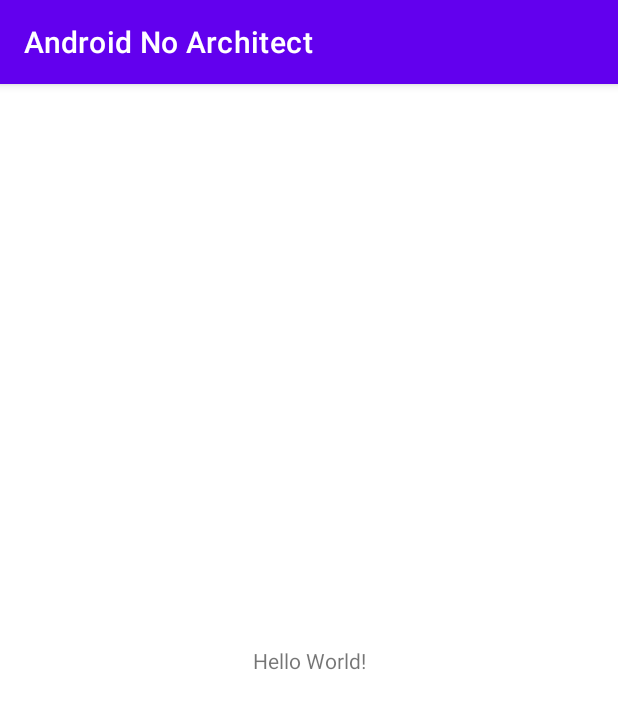
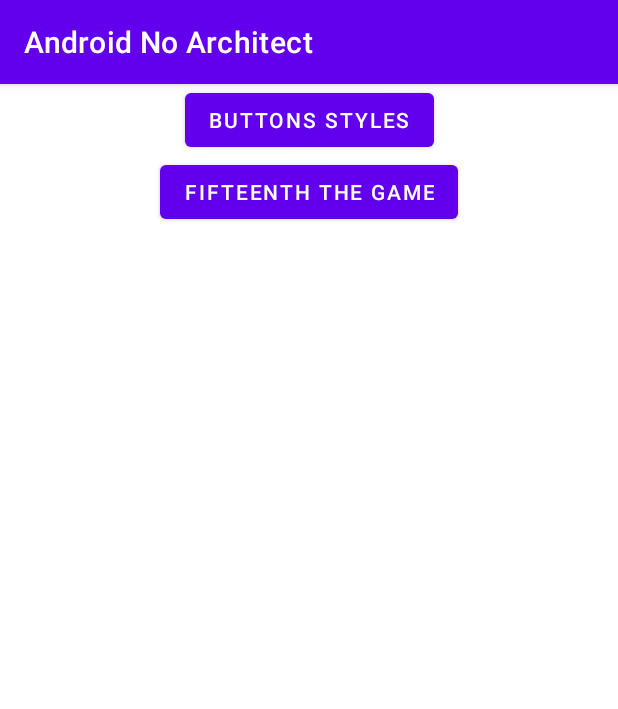
Before and after one commit to VladimirOnix/AndroidNoArchitect, an Android app: the screen it shows after launch (MainActivity), on a phone screen of 412 x 824 dp. Shown: the top 709 px of the screen. Run offline under Robolectric (Android 15) with nearby library versions, the phone set to English and light mode, and no system bars.

Commit message:
Add buttons and Board class

```diff
--- a/app/src/main/AndroidManifest.xml
+++ b/app/src/main/AndroidManifest.xml
@@ -11,6 +11,12 @@
         android:supportsRtl="true"
         android:theme="@style/Theme.AndroidNoArchitect">
         <activity
+            android:name=".FifteenthActivity"
+            android:exported="false" />
+        <activity
+            android:name=".ButtonsActivity"
+            android:exported="false" />
+        <activity
             android:name=".MainActivity"
             android:exported="true">
             <intent-filter>
--- a/app/src/main/java/com/sample/arch/forbidden/MainActivity.java
+++ b/app/src/main/java/com/sample/arch/forbidden/MainActivity.java
@@ -2,13 +2,30 @@
 
 import androidx.appcompat.app.AppCompatActivity;
 
+import android.content.Intent;
 import android.os.Bundle;
+import android.view.View;
+import android.widget.Button;
+import android.widget.Toast;
 
 public class MainActivity extends AppCompatActivity {
+
+    private Button mButtonButtons;
+    private Button mButtonFifteenth;
 
     @Override
     protected void onCreate(Bundle savedInstanceState) {
         super.onCreate(savedInstanceState);
         setContentView(R.layout.activity_main);
+
+        mButtonButtons = findViewById(R.id.buttonButtons);
+        mButtonFifteenth = findViewById(R.id.buttonFifteenth);
+    }
+
+    @Override
+    protected void onResume() {
+        super.onResume();
+        mButtonButtons.setOnClickListener(view -> MainActivity.this.startActivity(new Intent(MainActivity.this, ButtonsActivity.class)));
+        mButtonFifteenth.setOnClickListener(view -> MainActivity.this.startActivity(new Intent(MainActivity.this, FifteenthActivity.class)));
     }
 }
--- /dev/null
+++ b/app/src/main/java/com/sample/arch/forbidden/fifteenth/BoardItemType.java
@@ -0,0 +1,5 @@
+package com.sample.arch.forbidden.fifteenth;
+
+public enum BoardItemType {
+    EMPTY,FILLED,CORNER
+}
--- a/app/src/main/res/layout/activity_main.xml
+++ b/app/src/main/res/layout/activity_main.xml
@@ -6,13 +6,23 @@
     android:layout_height="match_parent"
     tools:context=".MainActivity">
 
-    <TextView
+    <Button
+        android:id="@+id/buttonButtons"
         android:layout_width="wrap_content"
         android:layout_height="wrap_content"
-        android:text="Hello World!"
-        app:layout_constraintBottom_toBottomOf="parent"
-        app:layout_constraintLeft_toLeftOf="parent"
-        app:layout_constraintRight_toRightOf="parent"
-        app:layout_constraintTop_toTopOf="parent" />
+        android:text="@string/button_buttons"
+        app:layout_constraintTop_toTopOf="parent"
+        app:layout_constraintEnd_toEndOf="parent"
+        app:layout_constraintStart_toStartOf="parent" />
+
+    <Button
+        android:id="@+id/buttonFifteenth"
+        android:layout_width="wrap_content"
+        android:layout_height="wrap_content"
+        android:text="@string/fifteenth_the_game"
+        app:layout_constraintTop_toBottomOf="@id/buttonButtons"
+        app:layout_constraintEnd_toEndOf="parent"
+        app:layout_constraintStart_toStartOf="parent" />
+
 
 </androidx.constraintlayout.widget.ConstraintLayout>
--- a/app/src/main/res/values/strings.xml
+++ b/app/src/main/res/values/strings.xml
@@ -1,3 +1,9 @@
 <resources>
     <string name="app_name">Android No Architect</string>
+    <string name="button_buttons">Buttons styles</string>
+    <string name="going_back">Going back</string>
+    <string name="fifteenth_the_game">Fifteenth the Game</string>
+    <string name="themed_button">Themed Button</string>
+    <string name="appcompatbutton_button">AppCompatButton Button</string>
+    <string name="material_button">Material Button</string>
 </resources>
```
Also changed, not shown: app/src/main/java/com/sample/arch/forbidden/ButtonsActivity.java (added, +59 -0 lines), app/src/main/java/com/sample/arch/forbidden/FifteenthActivity.java (added, +27 -0 lines), app/src/main/java/com/sample/arch/forbidden/fifteenth/Board.java (added, +72 -0 lines), app/src/main/java/com/sample/arch/forbidden/fifteenth/BoardItem.java (added, +63 -0 lines), app/src/main/res/layout/activity_buttons.xml (added, +37 -0 lines), app/src/main/res/layout/activity_fifteenth.xml (added, +8 -0 lines).
